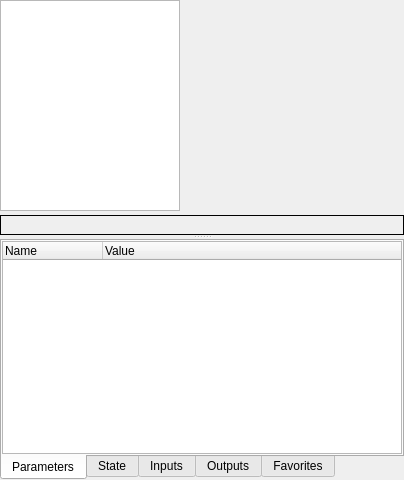
The window that GUI/Qt/UComponentsListWidgetModern.ui (aicommunity/Rdk) describes before a commit, drawn with Qt 5.
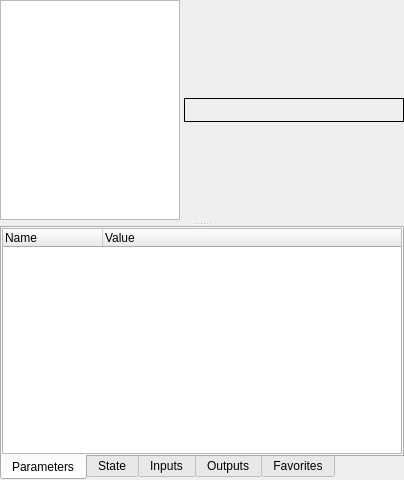
The same window after the commit.

Commit message:
gui(density): single-row ComponentsList tree button and class label
Put the tree popup button and component class name on one compact
header row so the splitter no longer stretches empty chrome.

The edit to the form file:
```diff
--- a/GUI/Qt/UComponentsListWidgetModern.ui
+++ b/GUI/Qt/UComponentsListWidgetModern.ui
@@ -50,6 +50,9 @@
          <property name="topMargin">
           <number>0</number>
          </property>
+         <property name="bottomMargin">
+          <number>0</number>
+         </property>
          <item>
           <widget class="QListWidget" name="listWidgetChannelSelection">
            <property name="minimumSize">
@@ -67,17 +70,35 @@
           </widget>
          </item>
          <item>
-          <spacer name="horizontalSpacerToggle">
-           <property name="orientation">
-            <enum>Qt::Horizontal</enum>
+          <widget class="QLabel" name="labelComponentClassName">
+           <property name="sizePolicy">
+            <sizepolicy hsizetype="Expanding" vsizetype="Fixed">
+             <horstretch>1</horstretch>
+             <verstretch>0</verstretch>
+            </sizepolicy>
            </property>
-           <property name="sizeHint" stdset="0">
+           <property name="minimumSize">
             <size>
-             <width>40</width>
+             <width>100</width>
              <height>20</height>
             </size>
            </property>
-          </spacer>
+           <property name="maximumSize">
+            <size>
+             <width>16777215</width>
+             <height>24</height>
+            </size>
+           </property>
+           <property name="frameShape">
+            <enum>QFrame::Box</enum>
+           </property>
+           <property name="text">
+            <string/>
+           </property>
+           <property name="textInteractionFlags">
+            <set>Qt::TextSelectableByMouse</set>
+           </property>
+          </widget>
          </item>
         </layout>
        </item>
@@ -102,28 +123,6 @@
          </layout>
         </widget>
        </item>
-       <item>
-        <widget class="QLabel" name="labelComponentClassName">
-         <property name="minimumSize">
-          <size>
-           <width>100</width>
-           <height>20</height>
-          </size>
-         </property>
-         <property name="maximumSize">
-          <size>
-           <width>16777215</width>
-           <height>24</height>
-          </size>
-         </property>
-         <property name="frameShape">
-          <enum>QFrame::Box</enum>
-         </property>
-         <property name="text">
-          <string/>
-         </property>
-        </widget>
-       </item>
       </layout>
      </widget>
      <widget class="QWidget" name="verticalLayoutWidget">
```
The commit also changes 1 other file.
